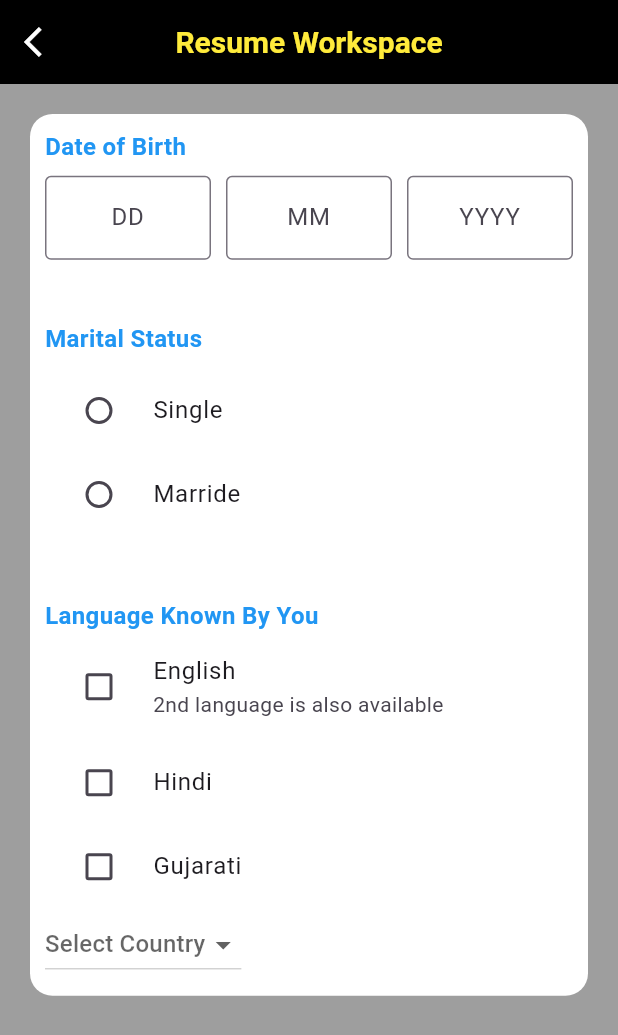
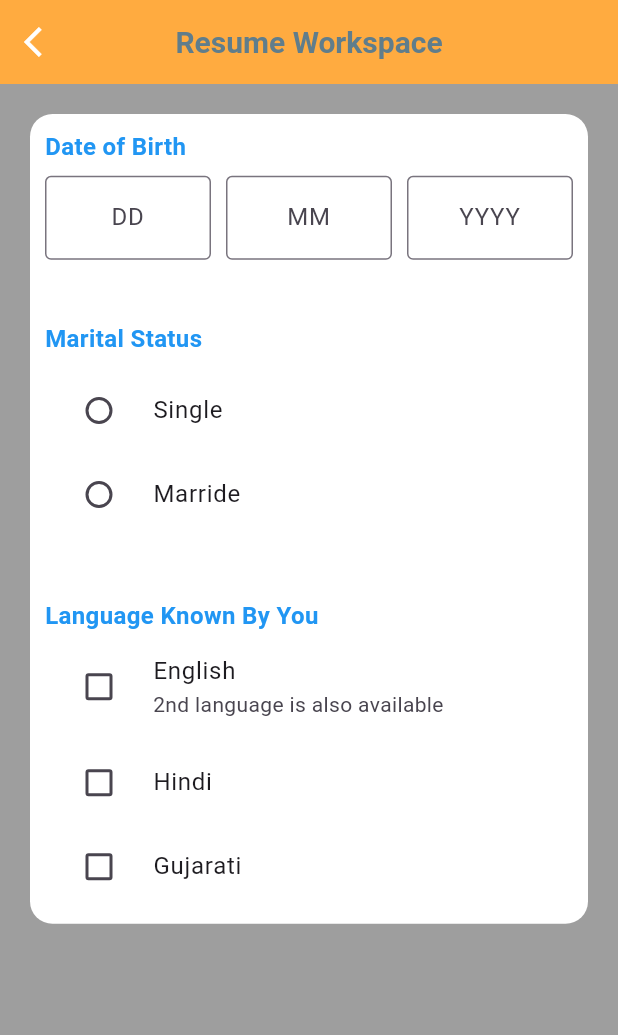
Before and after one commit to omtrivedi110/resume_builder, a Flutter app: the personal_detail screen opened by its route, on a phone screen of 412 x 824 dp. Shown: the top 1035 px of the screen. Run offline on Flutter 3.47's test engine with Material 2 defaults, Android fonts, the phone set to English and light mode, and no system bars.

Commit message:
om | 15 - 04 - 2023 10 : 30

```diff
--- a/lib/utils/textstyle.dart
+++ b/lib/utils/textstyle.dart
@@ -1,4 +1,4 @@
 import 'package:flutter/material.dart';
 
 TextStyle titletextstyle = const TextStyle(
-    fontSize: 20, fontWeight: FontWeight.bold, color: Colors.yellow);
+    fontSize: 20, fontWeight: FontWeight.bold, color: Colors.blueGrey);
--- a/lib/views/screens/homepage.dart
+++ b/lib/views/screens/homepage.dart
@@ -20,7 +20,7 @@ class _homepageState extends State<homepage> {
           "Resume Builder",
           style: titletextstyle,
         ),
-        backgroundColor: Colors.black,
+        backgroundColor: Colors.orangeAccent,
         centerTitle: true,
       ),
       body: Column(
@@ -29,7 +29,7 @@ class _homepageState extends State<homepage> {
             width: s.width,
             height: s.height * 0.12,
             decoration: const BoxDecoration(
-                color: Colors.black,
+                color: Colors.orangeAccent,
                 borderRadius:
                 BorderRadius.vertical(bottom: Radius.circular(35))),
             child: Text(
--- a/lib/views/screens/personal_detail.dart
+++ b/lib/views/screens/personal_detail.dart
@@ -29,11 +29,12 @@ class _personal_detailState extends State<personal_detail> {
           "Resume Workspace",
           style: titletextstyle,
         ),
-        backgroundColor: Colors.black,
+        backgroundColor: Colors.orangeAccent,
         centerTitle: true,
       ),
       body: Padding(
         padding: const EdgeInsets.all(20),
+        child: SingleChildScrollView(
           child: Container(
             decoration: BoxDecoration(
                 color: Colors.white, borderRadius: BorderRadius.circular(15)),
@@ -155,26 +156,27 @@ class _personal_detailState extends State<personal_detail> {
                         gujaraticheckbox = val!;
                       });
                     }),
-              DropdownButton(
-                value: value,
-                  hint: const Text("Select Country"),
-                  onChanged: (val) {
-                    setState(() {
-                      value = val!;
-                    });}, items: [
-                      DropdownMenuItem(
-                          value: "IN", child: menuitem(displayvalue: "India")),
-                      DropdownMenuItem(value: "AU",
-                          child: menuitem(displayvalue: "Australia")),
-                      DropdownMenuItem(value: "CAN",
-                          child: menuitem(displayvalue: "Canada")),
-                      DropdownMenuItem(value: "USA",
-                          child: menuitem(
-                              displayvalue: "United States of America")),
-                      DropdownMenuItem(value: "UK",
-                          child: menuitem(displayvalue: "United Kingdom")),
-                    ],),
+                // DropdownButton(
+                //   value: value,
+                //     hint: const Text("Select Country"),
+                //     onChanged: (val) {
+                //       setState(() {
+                //         value = val!;
+                //       });}, items: [
+                //         DropdownMenuItem(
+                //             value: "IN", child: menuitem(displayvalue: "India")),
+                //         DropdownMenuItem(value: "AU",
+                //             child: menuitem(displayvalue: "Australia")),
+                //         DropdownMenuItem(value: "CAN",
+                //             child: menuitem(displayvalue: "Canada")),
+                //         DropdownMenuItem(value: "USA",
+                //             child: menuitem(
+                //                 displayvalue: "United States of America")),
+                //         DropdownMenuItem(value: "UK",
+                //             child: menuitem(displayvalue: "United Kingdom")),
+                //       ],),
               ],
+            ),
           ),
         ),
       ),
--- a/lib/views/screens/workpage.dart
+++ b/lib/views/screens/workpage.dart
@@ -1,4 +1,5 @@
 import 'package:flutter/material.dart';
+import 'package:resume_builder/utils/backbutton.dart';
 import 'package:resume_builder/utils/textstyle.dart';
 import 'package:resume_builder/utils/routes_utils.dart';
 import 'package:resume_builder/utils/icons_utils.dart';
@@ -20,8 +21,9 @@ class _workpageState extends State<workpage> {
             "Resume Workspace",
             style: titletextstyle,
           ),
-          backgroundColor: Colors.black,
+          backgroundColor: Colors.orangeAccent,
           centerTitle: true,
+          leading: Mybackicon(),
         ),
         body: Column(
           children: [
@@ -29,7 +31,7 @@ class _workpageState extends State<workpage> {
               width: s.width,
               height: s.height * 0.12,
               decoration: const BoxDecoration(
-                  color: Colors.black,
+                  color: Colors.orangeAccent,
                   borderRadius:
                   BorderRadius.vertical(bottom: Radius.circular(35))),
               child: Text(
```
Lines whose indentation alone changed are shown as unchanged.
